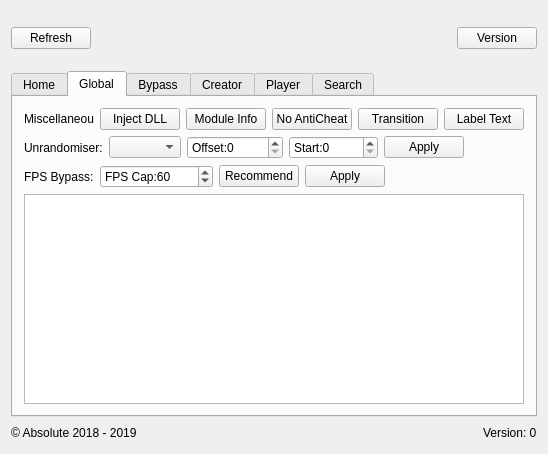
Above: MegaHack/mainwindow.ui from Xpl0itU/Mega-Hack-v5 before the change. Below: the same form after it.
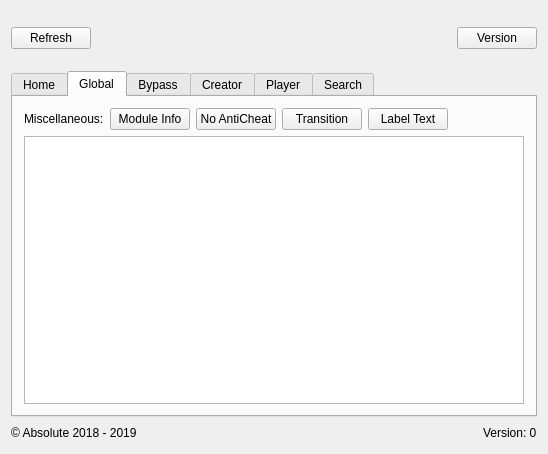
That is the form after the change. The open tabs and pages were chosen to show the change. Icons and pictures are not drawn.

What changed in the file:
```diff
--- a/MegaHack/mainwindow.ui
+++ b/MegaHack/mainwindow.ui
@@ -6,7 +6,7 @@
    <rect>
     <x>0</x>
     <y>0</y>
-    <width>525</width>
+    <width>548</width>
     <height>454</height>
    </rect>
   </property>
@@ -128,13 +128,6 @@
             </property>
            </widget>
           </item>
-          <item>
-           <widget class="QPushButton" name="dllInjectPushButton">
-            <property name="text">
-             <string>Inject DLL</string>
-            </property>
-           </widget>
-          </item>
           <item>
            <widget class="QPushButton" name="moduleInfoPushButton">
             <property name="text">
@@ -179,124 +172,10 @@
          </layout>
         </item>
         <item>
-         <layout class="QHBoxLayout" name="horizontalLayout_6">
-          <item>
-           <widget class="QLabel" name="label_3">
-            <property name="minimumSize">
-             <size>
-              <width>70</width>
-              <height>0</height>
-             </size>
-            </property>
-            <property name="text">
-             <string>Unrandomiser:</string>
-            </property>
-           </widget>
-          </item>
-          <item>
-           <widget class="QComboBox" name="uTypeComboBox"/>
-          </item>
-          <item>
-           <widget class="QSpinBox" name="uDiffValSpinBox">
-            <property name="prefix">
-             <string>Offset:</string>
-            </property>
-            <property name="maximum">
-             <number>32767</number>
-            </property>
-           </widget>
-          </item>
-          <item>
-           <widget class="QSpinBox" name="uStartValSpinBox">
-            <property name="prefix">
-             <string>Start:</string>
-            </property>
-            <property name="maximum">
-             <number>32767</number>
-            </property>
-           </widget>
-          </item>
-          <item>
-           <widget class="QPushButton" name="uApplyPushButton">
-            <property name="text">
-             <string>Apply</string>
-            </property>
-           </widget>
-          </item>
-          <item>
-           <spacer name="horizontalSpacer_4">
-            <property name="orientation">
-             <enum>Qt::Horizontal</enum>
-            </property>
-            <property name="sizeHint" stdset="0">
-             <size>
-              <width>40</width>
-              <height>20</height>
-             </size>
-            </property>
-           </spacer>
-          </item>
-         </layout>
+         <layout class="QHBoxLayout" name="horizontalLayout_6"/>
         </item>
         <item>
-         <layout class="QHBoxLayout" name="horizontalLayout_4">
-          <item>
-           <widget class="QLabel" name="label_4">
-            <property name="minimumSize">
-             <size>
-              <width>70</width>
-              <height>0</height>
-             </size>
-            </property>
-            <property name="text">
-             <string>FPS Bypass:</string>
-            </property>
-           </widget>
-          </item>
-          <item>
-           <widget class="QSpinBox" name="fpsBypassSpinBox">
-            <property name="prefix">
-             <string>FPS Cap:</string>
-            </property>
-            <property name="minimum">
-             <number>1</number>
-            </property>
-            <property name="maximum">
-             <number>65535</number>
-            </property>
-            <property name="value">
-             <number>60</number>
-            </property>
-           </widget>
-          </item>
-          <item>
-           <widget class="QPushButton" name="fpsBypassRecommendPushButton">
-            <property name="text">
-             <string>Recommend</string>
-            </property>
-           </widget>
-          </item>
-          <item>
-           <widget class="QPushButton" name="fpsBypassPushButton">
-            <property name="text">
-             <string>Apply</string>
-            </property>
-           </widget>
-          </item>
-          <item>
-           <spacer name="horizontalSpacer_5">
-            <property name="orientation">
-             <enum>Qt::Horizontal</enum>
-            </property>
-            <property name="sizeHint" stdset="0">
-             <size>
-              <width>40</width>
-              <height>20</height>
-             </size>
-            </property>
-           </spacer>
-          </item>
-         </layout>
+         <layout class="QHBoxLayout" name="horizontalLayout_4"/>
         </item>
         <item>
          <widget class="QListWidget" name="globalListWidget"/>
```
Left out of the diff: 24 changed lines with no effect on the pictures.
